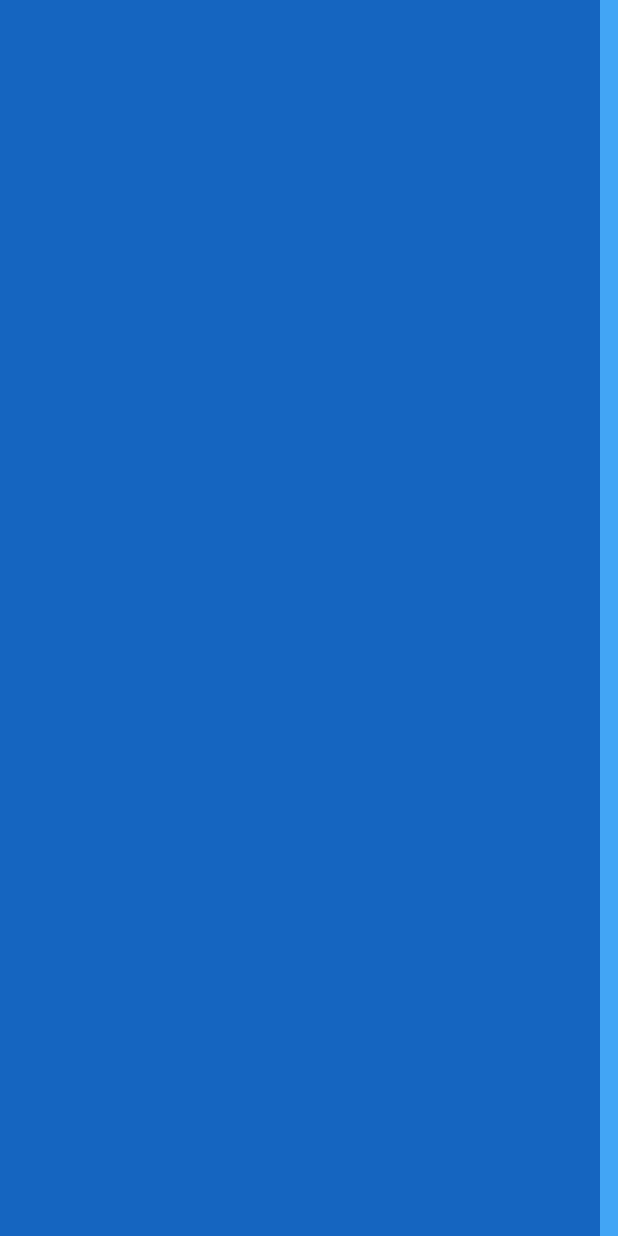
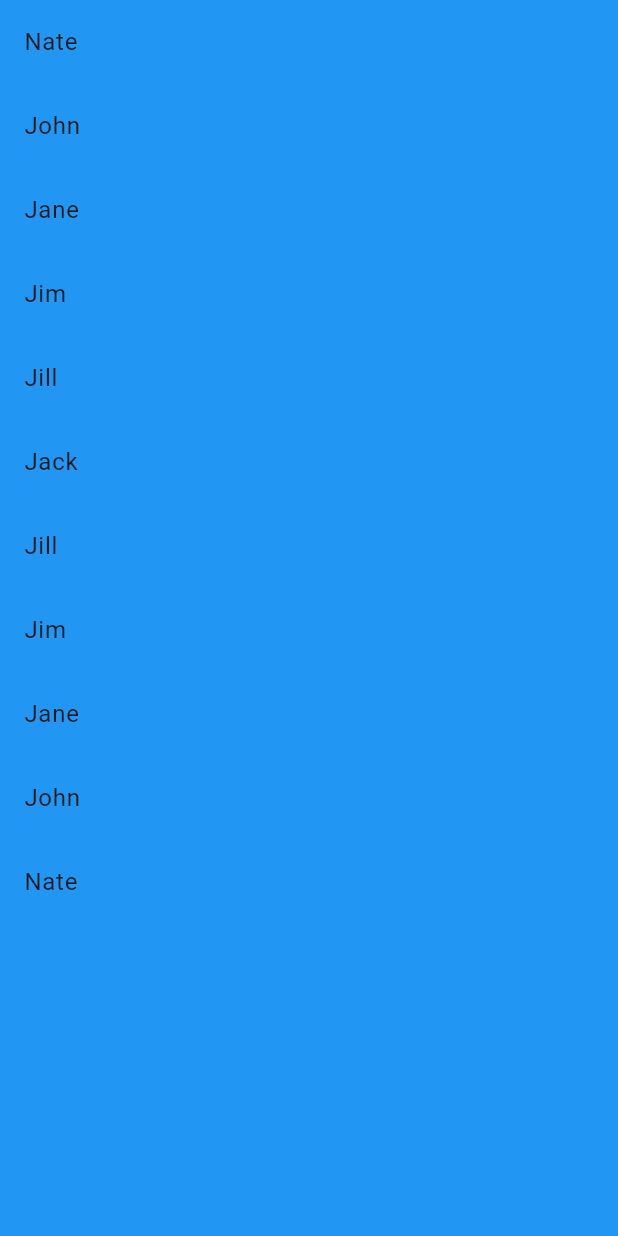
Before and after one commit to Ketan-K17/flutter_tutorial, a Flutter app: the screen it shows after launch, on a phone screen of 412 x 824 dp. Run offline on Flutter 3.47's test engine with Material 3 defaults, Android fonts, the light colour scheme and no system bars.

Commit message:
Listview.builder: build variable number of tiles under listview.

```diff
--- a/lib/main.dart
+++ b/lib/main.dart
@@ -9,22 +9,29 @@ void main() {
 class MyApp extends StatelessWidget {
   MyApp({super.key});
 
+  List names = [
+    "Nate",
+    "John",
+    "Jane",
+    "Jim",
+    "Jill",
+    "Jack",
+    "Jill",
+    "Jim",
+    "Jane",
+    "John",
+    "Nate",
+  ];
+
   @override
   Widget build(BuildContext context) {
     return MaterialApp(
       debugShowCheckedModeBanner: false,
       home: Scaffold(
         backgroundColor: Colors.blue,
-        body: ListView(
-          scrollDirection: Axis.horizontal,
-          children: [
-            // box1
-            Container(width: 400, color: Colors.blue[800]),
-            // box2
-            Container(width: 400, color: Colors.blue[400]),
-            // box3 (won't fit because containers are too large. Use ListView here to make containers scrollable.)
-            Container(width: 400, color: Colors.blue[200]),
-          ],
+        body: ListView.builder(
+          itemCount: names.length,
+          itemBuilder: (context, index) => ListTile(title: Text(names[index])),
         ),
       ),
     );
```
